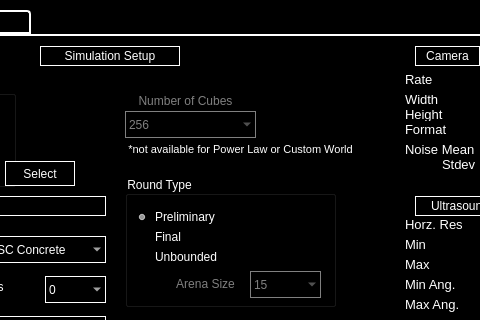
BCLab-UNM/CPFA-ROS, file src/rqt_rover_gui/src/rover_gui_plugin.ui: the form before one commit; both pictures show x 495 to 975 and y 0 to 320 of the 1100 by 725 pixel window.
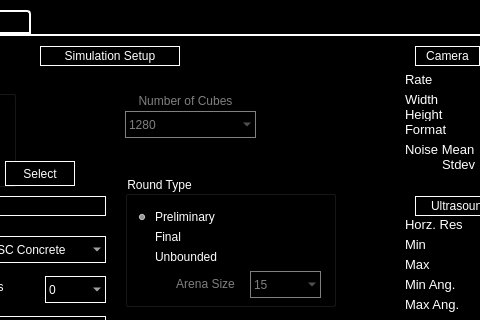
The form after the commit. Custom widgets are drawn as their Qt base class.

Commit message: Update the resource distribution functions. We can distribute different number of cubes in different distributions

Diff of the .ui file:
```diff
--- a/src/rqt_rover_gui/src/rover_gui_plugin.ui
+++ b/src/rqt_rover_gui/src/rover_gui_plugin.ui
@@ -1215,6 +1215,21 @@
 padding: 1px 0px 1px 3px; /*This makes text colour work*/
 </string>
       </property>
+      <item>
+       <property name="text">
+        <string>1280</string>
+       </property>
+      </item>
+      <item>
+       <property name="text">
+        <string>1024</string>
+       </property>
+      </item>
+      <item>
+       <property name="text">
+        <string>512</string>
+       </property>
+      </item>
       <item>
        <property name="text">
         <string>256</string>
@@ -1265,25 +1280,6 @@
        <set>Qt::AlignLeading|Qt::AlignLeft|Qt::AlignVCenter</set>
       </property>
      </widget>
-     <widget class="QLabel" name="number_of_tags_label_2">
-      <property name="geometry">
-       <rect>
-        <x>280</x>
-        <y>80</y>
-        <width>231</width>
-        <height>20</height>
-       </rect>
-      </property>
-      <property name="styleSheet">
-       <string notr="true">color: rgb(255, 255, 255);</string>
-      </property>
-      <property name="text">
-       <string>&lt;html&gt;&lt;head/&gt;&lt;body&gt;&lt;p align=&quot;center&quot;&gt;&lt;span style=&quot; font-size:8pt;&quot;&gt;*not available for Power Law or Custom World&lt;/span&gt;&lt;/p&gt;&lt;/body&gt;&lt;/html&gt;</string>
-      </property>
-      <property name="alignment">
-       <set>Qt::AlignBottom|Qt::AlignLeading|Qt::AlignLeft</set>
-      </property>
-     </widget>
      <zorder>round_type_button_group</zorder>
      <zorder>target_distribution_group_box</zorder>
      <zorder>custom_world_path_button</zorder>
```
Left out of the diff: 43 changed lines with no effect on the pictures. The commit also changes 2 other files.
